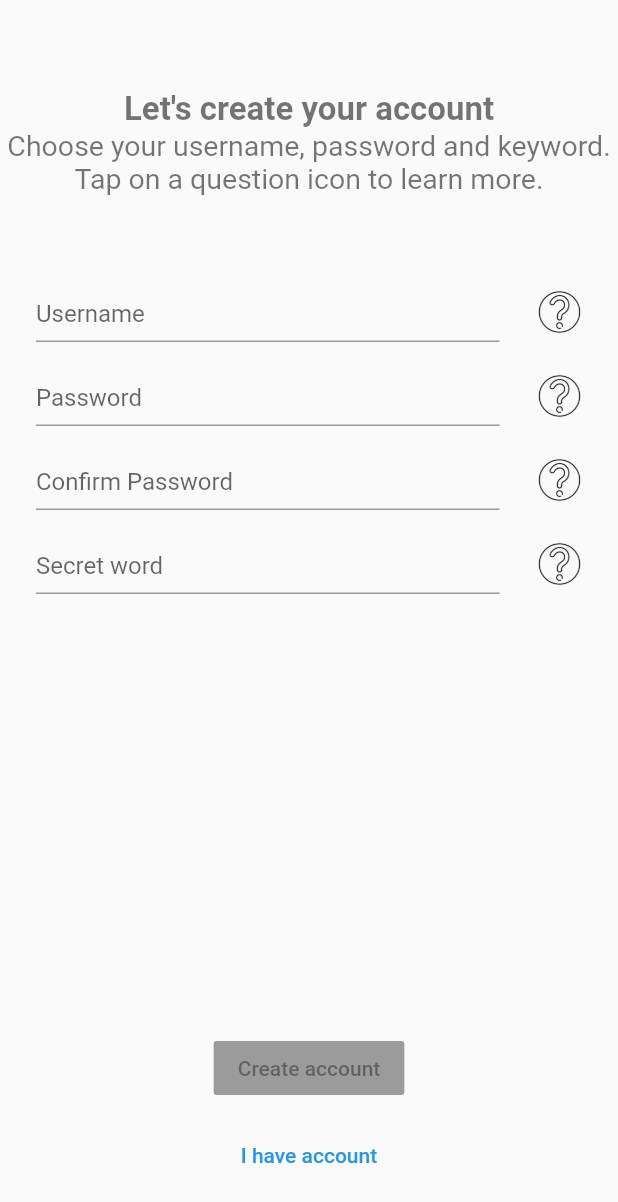
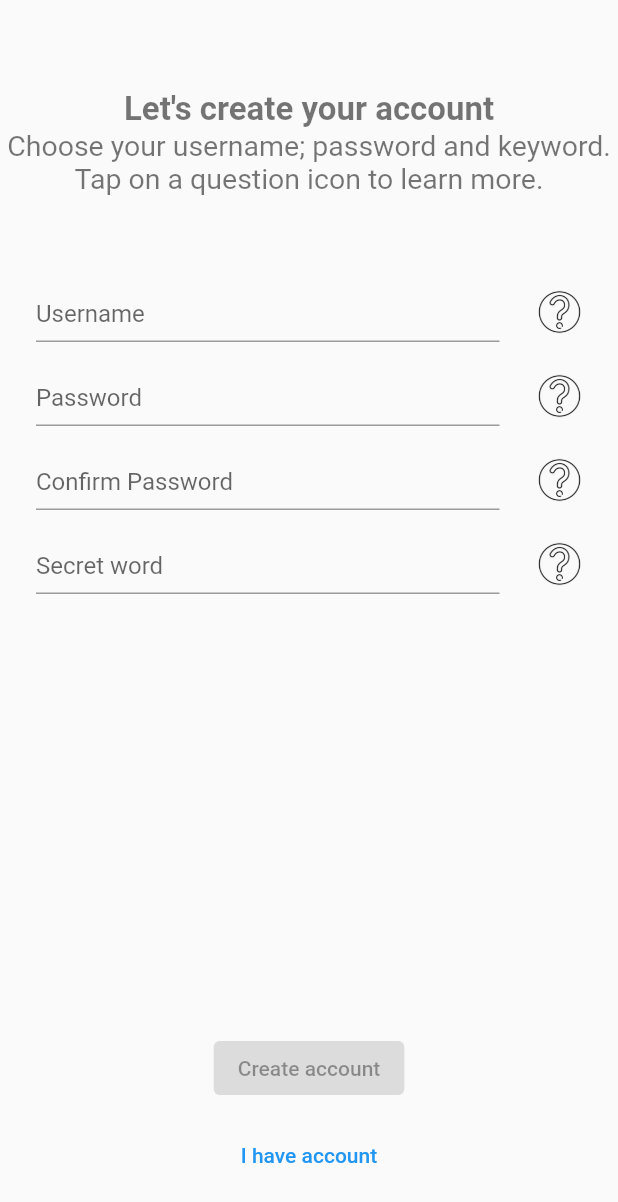
Before and after one commit to groshevdg/The-Planet, a Flutter app: the screen it shows after launch, after a tap on "Let's start", on a phone screen of 412 x 824 dp. Shown: the top 1202 px of the screen. Run offline on Flutter 3.47's test engine with Material 2 defaults, Android fonts, the phone set to English and light mode, and no system bars; our stand-ins replace firebase_core, firebase_crashlytics, flutter_staggered_animations, get_it; accounts and stored records are empty.

Commit message:
Migrated to dart 2.12, removed localization (not null safety now)

```diff
--- /dev/null
+++ b/lib/config/strings.dart
@@ -0,0 +1,18 @@
+class Strings {
+  static const ok =  "OK";
+  static const app_name = "The Pony Planet";
+  static const start_button_title = "Let's start";
+  static const create_acc_message = "Let's create your account";
+  static const data_to_create_acc = "Choose your username; password and keyword.\nTap on a question icon to learn more.";
+  static const username_hint = "Username";
+  static const password_hint = "Password";
+  static const confirm_pass_hint = "Confirm Password";
+  static const secret_word = "Secret word";
+  static const agreement_message = "I read and agree with Privacy Policy";
+  static const create_acc_button = "Create account";
+  static const already_created = "I have account";
+  static const username_tooltip = "Username will be visible for all users";
+  static const password_tooltip = "Create strong password; to protect your account";
+  static const confirm_pass_tooltip = "Confirm the pass you type before";
+  static const secret_word_tooltip = "Create secret word. It will be used to recreate a password; if you forget it";
+}
--- /dev/null
+++ b/lib/data/repository.dart
@@ -0,0 +1,3 @@
+class Repository {
+
+}
--- /dev/null
+++ b/lib/di/locator.dart
@@ -0,0 +1,10 @@
+import 'package:get_it/get_it.dart';
+import 'package:the_planet/data/repository.dart';
+import 'package:the_planet/usecase/intro_usecase.dart';
+
+GetIt getIt = GetIt.instance;
+
+void setupAppSingletons() {
+  getIt.registerLazySingleton<Repository>(() => Repository());
+  getIt.registerLazySingleton<IntroUseCase>(() => IntroUseCase());
+}
--- a/lib/main.dart
+++ b/lib/main.dart
@@ -1,9 +1,8 @@
 import 'package:firebase_core/firebase_core.dart';
 import 'package:flutter/material.dart';
-import 'package:flutter_localizations/flutter_localizations.dart';
 import 'package:the_planet/config/routes.dart';
 import 'package:the_planet/config/theme.dart';
-import 'package:the_planet/generated/l10n.dart';
+import 'package:the_planet/di/locator.dart';
 import 'package:the_planet/screens/intro/intro_screen.dart';
 import 'package:firebase_crashlytics/firebase_crashlytics.dart';
 
@@ -11,6 +10,7 @@ Future<void> main() async {
   WidgetsFlutterBinding.ensureInitialized();
   await Firebase.initializeApp();
   await _initCrashlytics();
+  setupAppSingletons();
   runApp(PlanetApp());
 }
 
@@ -24,13 +24,6 @@ class PlanetApp extends StatelessWidget {
   @override
   Widget build(BuildContext context) {
     return MaterialApp(
-      localizationsDelegates: [
-         GlobalWidgetsLocalizations.delegate,
-         GlobalCupertinoLocalizations.delegate,
-         GlobalMaterialLocalizations.delegate,
-         S.delegate
-      ],
-      supportedLocales: AppLocalizationDelegate().supportedLocales,
       routes: AppRoutes.routes,
       theme: ThemeData(
         primarySwatch: Colors.blue,
--- a/lib/screens/auth/auth_controller.dart
+++ b/lib/screens/auth/auth_controller.dart
@@ -7,23 +7,23 @@ import 'package:the_planet/screens/auth/providers/privacy_state_provider.dart';
 import 'package:the_planet/screens/auth/providers/tooltip_provider.dart';
 
 class AuthController {
-  AuthScreenStateManager _stateManager;
+  late AuthScreenStateManager _stateManager;
   final TooltipProvider tooltipProvider;
   final PrivacyMessageStateProvider privacyMessageStateProvider;
   final ButtonEnableProvider buttonEnableProvider;
   final BuildContext context;
 
-  String _usernameTextFiledValue;
-  String _passwordTextFiledValue;
-  String _confirmPassTextFiledValue;
-  String _secretWordTextFiledValue;
-  bool _checkboxValue = false;
+  String? _usernameTextFiledValue;
+  String? _passwordTextFiledValue;
+  String? _confirmPassTextFiledValue;
+  String? _secretWordTextFiledValue;
+  bool? _checkboxValue = false;
 
   AuthController({
-    @required this.context,
-    @required this.tooltipProvider,
-    @required this.privacyMessageStateProvider,
-    @required this.buttonEnableProvider
+    required this.context,
+    required this.tooltipProvider,
+    required this.privacyMessageStateProvider,
+    required this.buttonEnableProvider
   }) {
     _stateManager = AuthScreenStateManager(
       tooltipProvider: tooltipProvider,
@@ -39,7 +39,7 @@ class AuthController {
 
   void finishTextEditing(int index, String value) {
     _setupTextEditingValues(index, value);
-    _stateManager.updateUiState(isInputCorrect: _isInputCorrect(), shouldEnableButton: _isInputCorrect() && _checkboxValue);
+    _stateManager.updateUiState(isInputCorrect: _isInputCorrect(), shouldEnableButton: _isInputCorrect() && _checkboxValue!);
   }
 
   void checkBoxIsClicked(value) {
@@ -70,7 +70,7 @@ class AuthController {
     }
   }
 
-  bool _isInputCorrect() => _usernameTextFiledValue != null && _usernameTextFiledValue.length > 4
-      && _passwordTextFiledValue != null && _passwordTextFiledValue.length > 5 && _confirmPassTextFiledValue == _passwordTextFiledValue
-      && _secretWordTextFiledValue != null && _secretWordTextFiledValue.isNotEmpty;
+  bool _isInputCorrect() => _usernameTextFiledValue!.length > 4
+      && _passwordTextFiledValue!.length > 5 && _confirmPassTextFiledValue == _passwordTextFiledValue
+      && _secretWordTextFiledValue!.isNotEmpty;
 }
--- a/lib/screens/auth/auth_screen.dart
+++ b/lib/screens/auth/auth_screen.dart
@@ -1,7 +1,7 @@
 import 'package:flutter/material.dart';
 import 'package:provider/provider.dart';
 import 'package:the_planet/config/consts.dart';
-import 'package:the_planet/generated/l10n.dart';
+import 'package:the_planet/config/strings.dart';
 import 'package:the_planet/screens/auth/auth_controller.dart';
 import 'package:the_planet/screens/auth/providers/button_enable_provider.dart';
 import 'package:the_planet/screens/auth/providers/privacy_state_provider.dart';
@@ -16,12 +16,12 @@ class AuthScreen extends StatefulWidget {
 }
 
 class _AuthScreenState extends State<AuthScreen> with TickerProviderStateMixin {
-  AuthController _authController;
-  TooltipProvider _tooltipProvider;
-  PrivacyMessageStateProvider _privacyMessageStateProvider;
-  ButtonEnableProvider _buttonEnableProvider;
-  Animation<Offset> _offsetAnimation;
-  AnimationController _animationController;
+  late AuthController _authController;
+  late TooltipProvider _tooltipProvider;
+  late PrivacyMessageStateProvider _privacyMessageStateProvider;
+  late ButtonEnableProvider _buttonEnableProvider;
+  late Animation<Offset> _offsetAnimation;
+  late AnimationController _animationController;
 
   @override
   void initState() {
@@ -49,12 +49,12 @@ class _AuthScreenState extends State<AuthScreen> with TickerProviderStateMixin {
               padding: const EdgeInsets.only(top: 60),
               child: Align(
                 alignment: Alignment.topCenter,
-                child: Text(S.of(context).create_acc_message,
+                child: Text(Strings.create_acc_message,
                     style: Theme.of(context).textTheme.headline1
                 ),
               ),
             ),
-            Text(S.of(context).data_to_create_acc,
+            Text(Strings.data_to_create_acc,
               style: Theme.of(context).textTheme.headline2,
               textAlign: TextAlign.center
             ),
@@ -64,10 +64,10 @@ class _AuthScreenState extends State<AuthScreen> with TickerProviderStateMixin {
                 alignment: Alignment.topLeft,
                 child: Column(
                   children: [
-                    InputTextRow(hint: S.of(context).username_hint, authController: _authController, rowIndex: Consts.USERNAME_INDEX),
-                    InputTextRow(hint: S.of(context).password_hint, authController: _authController, rowIndex: Consts.PASSWORD_INDEX),
-                    InputTextRow(hint: S.of(context).confirm_pass_hint, authController: _authController, rowIndex: Consts.CONFIRM_PASS_INDEX),
-                    InputTextRow(hint: S.of(context).secret_word, authController: _authController, rowIndex: Consts.SECRET_WORD_INDEX),
+                    InputTextRow(hint: Strings.username_hint, authController: _authController, rowIndex: Consts.USERNAME_INDEX),
+                    InputTextRow(hint: Strings.password_hint, authController: _authController, rowIndex: Consts.PASSWORD_INDEX),
+                    InputTextRow(hint: Strings.confirm_pass_hint, authController: _authController, rowIndex: Consts.CONFIRM_PASS_INDEX),
+                    InputTextRow(hint: Strings.secret_word, authController: _authController, rowIndex: Consts.SECRET_WORD_INDEX),
                   ],
                 ),
               ),
@@ -96,14 +96,14 @@ class _AuthScreenState extends State<AuthScreen> with TickerProviderStateMixin {
                 create: (context) => _buttonEnableProvider,
                 child: Consumer<ButtonEnableProvider>(
                   builder: (context, state, child) {
-                    return RaisedButton(onPressed: state.isEnable ? () {} : null,
-                        child: Text(S.of(context).create_acc_button)
+                    return ElevatedButton(onPressed: state.isEnable ? () {} : null,
+                        child: Text(Strings.create_acc_button)
                     );
                   },
                 )),
             Padding(padding: EdgeInsets.only(bottom: 30, top: 10),
               child: TextButton(onPressed: () {},
-                child: Text(S.of(context).already_created),
+                child: Text(Strings.already_created),
               ),
             )
           ],
--- a/lib/screens/auth/auth_state_manager.dart
+++ b/lib/screens/auth/auth_state_manager.dart
@@ -1,4 +1,3 @@
-import 'package:flutter/cupertino.dart';
 import 'package:the_planet/screens/auth/providers/button_enable_provider.dart';
 import 'package:the_planet/screens/auth/providers/privacy_state_provider.dart';
 
@@ -10,15 +9,15 @@ class AuthScreenStateManager {
   final ButtonEnableProvider buttonEnableProvider;
 
   AuthScreenStateManager({
-    @required this.tooltipProvider,
-    @required this.privacyMessageStateProvider,
-    @required this.buttonEnableProvider
+    required this.tooltipProvider,
+    required this.privacyMessageStateProvider,
+    required this.buttonEnableProvider
   });
 
   void updateUiState({
-    int tooltipNumber, // change tooltip message by a question icon click
-    bool isInputCorrect, // check all text fields typed correct to show agreement message,
-    bool shouldEnableButton // enable or disable button
+    int? tooltipNumber, // change tooltip message by a question icon click
+    bool? isInputCorrect, // check all text fields typed correct to show agreement message,
+    bool? shouldEnableButton // enable or disable button
   }) {
     if (tooltipNumber != null) {
       tooltipProvider.updateTooltipMessage(tooltipNumber);
--- a/lib/screens/auth/widgets/input_row.dart
+++ b/lib/screens/auth/widgets/input_row.dart
@@ -6,17 +6,17 @@ class InputTextRow extends StatefulWidget {
   final AuthController authController;
   final int rowIndex;
 
-  InputTextRow({Key key,
-  @required this.hint,
-  @required this.authController,
-  @required this.rowIndex}) : super(key: key);
+  InputTextRow({Key? key,
+  required this.hint,
+  required this.authController,
+  required this.rowIndex}) : super(key: key);
 
   @override
   _InputTextRowState createState() => _InputTextRowState();
 }
 
 class _InputTextRowState extends State<InputTextRow> {
-  TextEditingController _textEditingController;
+  late TextEditingController _textEditingController;
 
   @override
   void initState() {
--- a/lib/screens/intro/intro_screen.dart
+++ b/lib/screens/intro/intro_screen.dart
@@ -1,6 +1,6 @@
 import 'package:flutter/cupertino.dart';
 import 'package:flutter/material.dart';
-import 'package:the_planet/generated/l10n.dart';
+import 'package:the_planet/config/strings.dart';
 import 'package:the_planet/screens/auth/auth_screen.dart';
 import 'package:the_planet/screens/intro/widgets/intro_view_pager.dart';
 
@@ -17,7 +17,7 @@ class IntroScreen extends StatelessWidget {
               padding: EdgeInsets.only(top: 90),
               child: Align(
                 alignment: Alignment.topCenter,
-                child: Text(S.of(context).app_name)
+                child: Text(Strings.app_name)
               ),
             ),
             Container(
@@ -29,11 +29,11 @@ class IntroScreen extends StatelessWidget {
             Spacer(),
             Padding(
               padding: EdgeInsets.only(bottom: 25),
-              child: RaisedButton(
+              child: ElevatedButton(
                 onPressed: () {
                   openAuthScreen(context);
                 },
-                child: Text(S.of(context).start_button_title),
+                child: Text(Strings.start_button_title),
               ),
             )
           ],
--- a/lib/screens/main/main_screen.dart
+++ b/lib/screens/main/main_screen.dart
@@ -16,7 +16,7 @@ class MainScreen extends StatefulWidget {
 }
 
 class _MainScreenState extends State<MainScreen> {
-  NavBarController navBarController;
+  late NavBarController navBarController;
   @override
   void initState() {
     navBarController = NavBarController(1);
--- a/lib/screens/main/widgets/circle_button.dart
+++ b/lib/screens/main/widgets/circle_button.dart
@@ -8,7 +8,11 @@ class CircleButton extends StatefulWidget {
   final int itemId;
   final NavBarController controller;
 
-  const CircleButton({Key key, @required this.itemId, @required this.controller}) : super(key: key);
+  const CircleButton({
+    Key? key,
+    required this.itemId,
+    required this.controller
+  }) : super(key: key);
 
   @override
   _CircleButtonState createState() => _CircleButtonState();
--- /dev/null
+++ b/lib/usecase/intro_usecase.dart
@@ -0,0 +1,3 @@
+class IntroUseCase {
+
+}
```
Also changed, not shown: lib/l10n/intl_en.arb (deleted, +0 -20 lines), lib/l10n/intl_ru.arb (deleted, +0 -20 lines), lib/screens/auth/providers/tooltip_provider.dart (+5 -5 lines), lib/screens/auth/widgets/accept_agreement.dart (+7 -4 lines), lib/screens/main/widgets/bottom_nav_bar.dart (+6 -2 lines), lib/screens/main/widgets/nav_item.dart (+6 -1 lines), lib/screens/main/widgets/nav_item_section.dart (+10 -2 lines), pubspec.yaml (+8 -7 lines), pubspec.lock.
